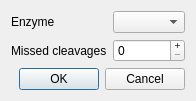
First picture: the form in ui/digestiondialog.ui, repository jenche/ProteinDigester, before the edit.
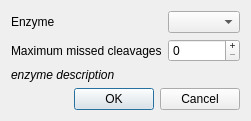
Second picture: the form after the edit.

Commit message: Added description to enzymes.

Patch:
```diff
--- a/ui/digestiondialog.ui
+++ b/ui/digestiondialog.ui
@@ -6,8 +6,8 @@
    <rect>
     <x>0</x>
     <y>0</y>
-    <width>262</width>
-    <height>141</height>
+    <width>442</width>
+    <height>166</height>
    </rect>
   </property>
   <property name="sizePolicy">
@@ -37,7 +37,7 @@
         </sizepolicy>
        </property>
        <property name="text">
-        <string>Missed cleavages</string>
+        <string>Maximum missed cleavages</string>
        </property>
       </widget>
      </item>
@@ -79,6 +79,13 @@
      </item>
     </layout>
    </item>
+   <item>
+    <widget class="QLabel" name="enzymeDescriptionLabel">
+     <property name="text">
+      <string>&lt;html&gt;&lt;head/&gt;&lt;body&gt;&lt;p&gt;&lt;span style=&quot; font-style:italic;&quot;&gt;enzyme description&lt;/span&gt;&lt;/p&gt;&lt;/body&gt;&lt;/html&gt;</string>
+     </property>
+    </widget>
+   </item>
    <item>
     <widget class="QDialogButtonBox" name="buttonBox">
      <property name="orientation">
```
Left out of the diff: 19 changed lines with no effect on the pictures. The commit also changes 4 other files.
